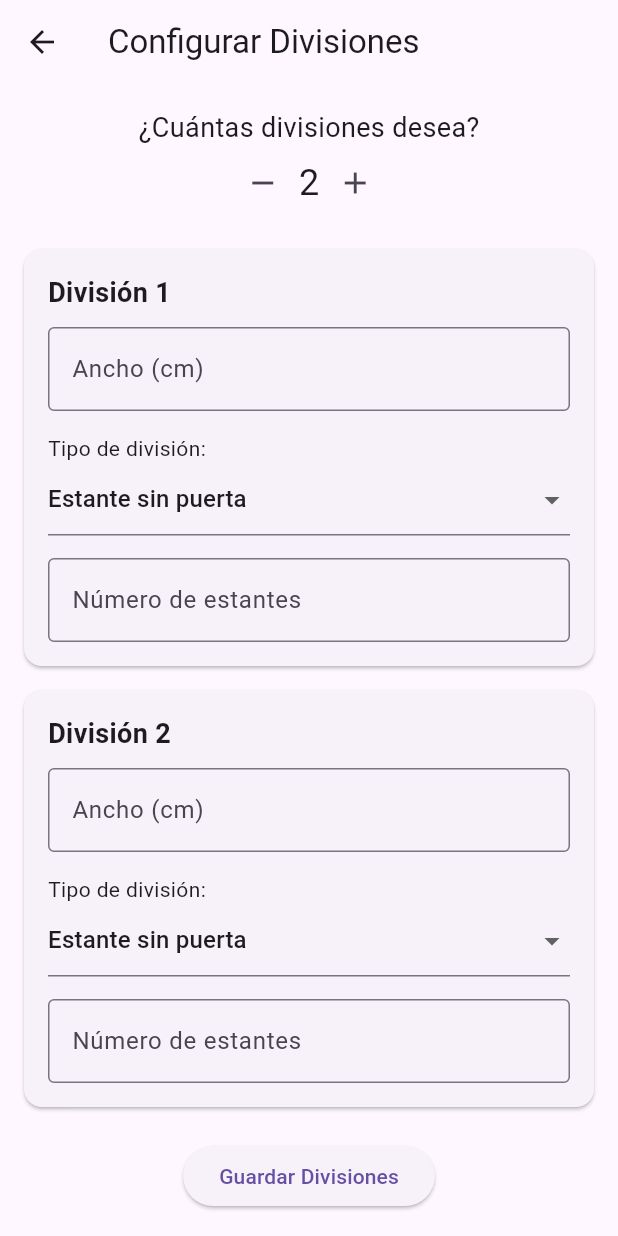
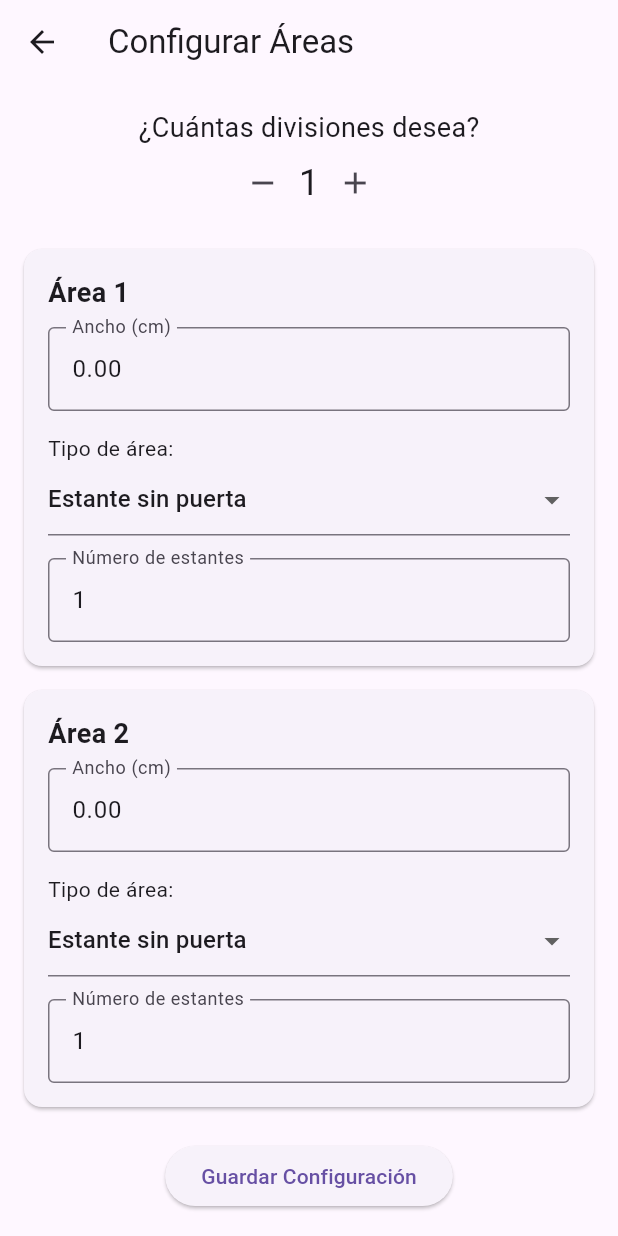
Before and after one commit to franciscoestebanfigueroa/ayn, a Flutter app: the DivisionSetupScreen screen opened directly with empty values, after a tap on the "add" icon, on a phone screen of 412 x 824 dp. Run offline on Flutter 3.47's test engine with Material 3 defaults, Android fonts, the light colour scheme and no system bars.

Commit message:
segundo nivel

```diff
--- a/lib/models/furniture_model.dart
+++ b/lib/models/furniture_model.dart
@@ -9,12 +9,12 @@ class Furniture {
     required this.height,
     required this.depth,
     List<Division> divisions = const [],
-  }) : this.divisions = divisions;
+  }) : divisions = List.from(divisions)..removeWhere((div) => div.width <= 0);
 }
 class Division {
   String name;
   double width;
-  double height; // Ahora será editable independientemente
+  double height;
   double depth;
   int shelves;
   int doors;
@@ -24,11 +24,32 @@ class Division {
   Division({
     required this.name,
     required this.width,
-    required this.height, // Altura configurable
+    required this.height,
     required this.depth,
     this.shelves = 0,
     this.doors = 0,
     this.drawers = 0,
     List<Map<String, dynamic>> drawerSpecs = const [],
   }) : this.drawerSpecs = drawerSpecs;
+
+  @override
+  bool operator ==(Object other) =>
+      identical(this, other) ||
+      other is Division &&
+          runtimeType == other.runtimeType &&
+          width == other.width &&
+          height == other.height &&
+          depth == other.depth &&
+          shelves == other.shelves &&
+          doors == other.doors &&
+          drawers == other.drawers;
+
+  @override
+  int get hashCode =>
+      width.hashCode ^
+      height.hashCode ^
+      depth.hashCode ^
+      shelves.hashCode ^
+      doors.hashCode ^
+      drawers.hashCode;
 }
--- a/lib/screens/calculator_screen.dart
+++ b/lib/screens/calculator_screen.dart
@@ -65,11 +65,12 @@ class CalculatorScreen extends StatelessWidget {
         builder: (context) => DivisionSetupScreen(
           furnitureHeight: furniture.height,
           furnitureDepth: furniture.depth,
+          furnitureWidth: furniture.width,
         ),
       ),
     );
   },
-              child: const Text('Configurar Divisiones'),
+  child: const Text('Configurar Áreas'),
 ),
 
             const Divider(thickness: 2),
--- a/lib/screens/division_setup_screen.dart
+++ b/lib/screens/division_setup_screen.dart
@@ -6,10 +6,12 @@ import '../models/furniture_model.dart';
 class DivisionSetupScreen extends StatefulWidget {
   final double furnitureHeight;
   final double furnitureDepth;
+  final double furnitureWidth;
 
   const DivisionSetupScreen({
     required this.furnitureHeight,
     required this.furnitureDepth,
+    required this.furnitureWidth,
     Key? key,
   }) : super(key: key);
 
@@ -18,13 +20,13 @@ class DivisionSetupScreen extends StatefulWidget {
 }
 
 class _DivisionSetupScreenState extends State<DivisionSetupScreen> {
-  int _divisionCount = 1;
-  final List<Map<String, dynamic>> _divisions = [];
+  int _divisionCount = 0; // 0 significa área única sin divisiones
+  final List<Map<String, dynamic>> _areas = [];
 
   @override
   Widget build(BuildContext context) {
     return Scaffold(
-      appBar: AppBar(title: const Text('Configurar Divisiones')),
+      appBar: AppBar(title: const Text('Configurar Áreas')),
       body: Padding(
         padding: const EdgeInsets.all(16.0),
         child: Column(
@@ -36,11 +38,11 @@ class _DivisionSetupScreenState extends State<DivisionSetupScreen> {
                 IconButton(
                   icon: const Icon(Icons.remove),
                   onPressed: () {
-                    if (_divisionCount > 1) {
+                    if (_divisionCount > 0) {
                       setState(() {
                         _divisionCount--;
-                        if (_divisions.length > _divisionCount) {
-                          _divisions.removeLast();
+                        if (_areas.length > _divisionCount + 1) {
+                          _areas.removeLast();
                         }
                       });
                     }
@@ -50,7 +52,21 @@ class _DivisionSetupScreenState extends State<DivisionSetupScreen> {
                 IconButton(
                   icon: const Icon(Icons.add),
                   onPressed: () {
-                    setState(() => _divisionCount++);
+                    setState(() {
+                      _divisionCount++;
+                      // Asegurar que tenemos suficientes áreas (divisiones + 1)
+                      while (_areas.length < _divisionCount + 1) {
+                        _areas.add({
+                          'width': _divisionCount == 0
+                              ? widget.furnitureWidth
+                              : widget.furnitureWidth / (_divisionCount + 1),
+                          'type': 'estante_sin_puerta',
+                          'drawers': 0,
+                          'shelves': 1,
+                          'drawerSpecs': [],
+                        });
+                      }
+                    });
                   },
                 ),
               ],
@@ -58,24 +74,24 @@ class _DivisionSetupScreenState extends State<DivisionSetupScreen> {
             const SizedBox(height: 20),
             Expanded(
               child: ListView.builder(
-                itemCount: _divisionCount,
+                itemCount: _divisionCount + 1, // Mostrar todas las áreas (divisiones + 1)
                 itemBuilder: (context, index) {
-                  if (index >= _divisions.length) {
-                    _divisions.add({
-                      'width': 0.0,
+                  if (index >= _areas.length) {
+                    _areas.add({
+                      'width': widget.furnitureWidth / (_divisionCount + 1),
                       'type': 'estante_sin_puerta',
                       'drawers': 0,
                       'shelves': 1,
                       'drawerSpecs': [],
                     });
                   }
-                  return _buildDivisionCard(index, _divisions[index]);
+                  return _buildAreaCard(index, _areas[index]);
                 },
               ),
             ),
             ElevatedButton(
-              onPressed: _saveDivisions,
-              child: const Text('Guardar Divisiones'),
+              onPressed: _saveAreas,
+              child: const Text('Guardar Configuración'),
             ),
           ],
         ),
@@ -83,7 +99,7 @@ class _DivisionSetupScreenState extends State<DivisionSetupScreen> {
     );
   }
 
-  Widget _buildDivisionCard(int index, Map<String, dynamic> division) {
+  Widget _buildAreaCard(int index, Map<String, dynamic> area) {
     return Card(
       margin: const EdgeInsets.only(bottom: 16),
       child: Padding(
@@ -91,7 +107,7 @@ class _DivisionSetupScreenState extends State<DivisionSetupScreen> {
         child: Column(
           crossAxisAlignment: CrossAxisAlignment.start,
           children: [
-            Text('División ${index + 1}',
+            Text('Área ${index + 1}',
                 style: const TextStyle(fontWeight: FontWeight.bold, fontSize: 18)),
             const SizedBox(height: 10),
             TextField(
@@ -101,13 +117,14 @@ class _DivisionSetupScreenState extends State<DivisionSetupScreen> {
                 border: OutlineInputBorder(),
               ),
               onChanged: (value) {
-                division['width'] = double.tryParse(value) ?? 0.0;
+                area['width'] = double.tryParse(value) ?? 0.0;
               },
+              controller: TextEditingController(text: area['width'].toStringAsFixed(2)),
             ),
             const SizedBox(height: 15),
-            const Text('Tipo de división:'),
+            const Text('Tipo de área:'),
             DropdownButtonFormField<String>(
-              value: division['type'],
+              value: area['type'],
               items: const [
                 DropdownMenuItem(value: 'estante_sin_puerta', child: Text('Estante sin puerta')),
                 DropdownMenuItem(value: 'estante_con_puerta', child: Text('Estante con puerta')),
@@ -115,12 +132,23 @@ class _DivisionSetupScreenState extends State<DivisionSetupScreen> {
               ],
               onChanged: (value) {
                 setState(() {
-                  division['type'] = value;
+                  area['type'] = value;
+                  // Resetear valores cuando cambia el tipo
+                  if (value == 'cajonera') {
+                    area['shelves'] = 0;
+                    area['doors'] = 0;
+                  } else if (value == 'estante_con_puerta') {
+                    area['drawers'] = 0;
+                    area['doors'] = 1;
+                  } else {
+                    area['drawers'] = 0;
+                    area['doors'] = 0;
+                  }
                 });
               },
             ),
             const SizedBox(height: 15),
-            if (division['type'] == 'estante_sin_puerta' || division['type'] == 'estante_con_puerta')
+            if (area['type'] == 'estante_sin_puerta' || area['type'] == 'estante_con_puerta')
               TextField(
                 keyboardType: TextInputType.number,
                 decoration: const InputDecoration(
@@ -128,10 +156,11 @@ class _DivisionSetupScreenState extends State<DivisionSetupScreen> {
                   border: OutlineInputBorder(),
                 ),
                 onChanged: (value) {
-                  division['shelves'] = int.tryParse(value) ?? 1;
+                  area['shelves'] = int.tryParse(value) ?? 1;
                 },
+                controller: TextEditingController(text: area['shelves'].toString()),
               ),
-            if (division['type'] == 'cajonera')
+            if (area['type'] == 'cajonera')
               Column(
                 children: [
                   const SizedBox(height: 10),
@@ -142,22 +171,30 @@ class _DivisionSetupScreenState extends State<DivisionSetupScreen> {
                       IconButton(
                         icon: const Icon(Icons.remove),
                         onPressed: () {
-                          if (division['drawers'] > 0) {
-                            setState(() => division['drawers']--);
+                          if (area['drawers'] > 0) {
+                            setState(() {
+                              area['drawers']--;
+                              if (area['drawerSpecs'].length > area['drawers']) {
+                                area['drawerSpecs'].removeLast();
+                              }
+                            });
                           }
                         },
                       ),
-                      Text('${division['drawers']}'),
+                      Text('${area['drawers']}'),
                       IconButton(
                         icon: const Icon(Icons.add),
                         onPressed: () {
-                          setState(() => division['drawers']++);
+                          setState(() => area['drawers']++);
                         },
                       ),
                     ],
                   ),
-                  if (division['drawers'] > 0)
-                    ...List.generate(division['drawers'], (drawerIndex) {
+                  if (area['drawers'] > 0)
+                    ...List.generate(area['drawers'], (drawerIndex) {
+                      if (drawerIndex >= area['drawerSpecs'].length) {
+                        area['drawerSpecs'].add({'height': 20.0});
+                      }
                       return Padding(
                         padding: const EdgeInsets.only(top: 8.0),
                         child: TextField(
@@ -167,12 +204,10 @@ class _DivisionSetupScreenState extends State<DivisionSetupScreen> {
                             border: const OutlineInputBorder(),
                           ),
                           onChanged: (value) {
-                            if (drawerIndex >= division['drawerSpecs'].length) {
-                              division['drawerSpecs'].add({'height': double.tryParse(value) ?? 20.0});
-                            } else {
-                              division['drawerSpecs'][drawerIndex]['height'] = double.tryParse(value) ?? 20.0;
-                            }
+                            area['drawerSpecs'][drawerIndex]['height'] = double.tryParse(value) ?? 20.0;
                           },
+                          controller: TextEditingController(
+                            text: area['drawerSpecs'][drawerIndex]['height'].toStringAsFixed(2)),
                         ),
                       );
                     }),
@@ -184,29 +219,41 @@ class _DivisionSetupScreenState extends State<DivisionSetupScreen> {
     );
   }
 
-  void _saveDivisions() {
+  void _saveAreas() {
     final provider = Provider.of<FurnitureProvider>(context, listen: false);
 
     // Validar anchos
-    for (var division in _divisions) {
-      if (division['width'] <= 0) {
+    double totalWidth = 0;
+    for (var area in _areas) {
+      if (area['width'] <= 0) {
         ScaffoldMessenger.of(context).showSnackBar(
-          const SnackBar(content: Text('Ingrese un ancho válido para todas las divisiones')),
+          const SnackBar(content: Text('Ingrese un ancho válido para todas las áreas')),
         );
         return;
       }
+      totalWidth += area['width'];
     }
 
-    final divisions = _divisions.map((div) {
+    // Verificar que la suma de anchos coincida con el ancho del mueble
+    if ((totalWidth - widget.furnitureWidth).abs() > 0.1) {
+      ScaffoldMessenger.of(context).showSnackBar(
+        SnackBar(content: Text('La suma de anchos (${totalWidth.toStringAsFixed(2)} cm) no coincide con el ancho del mueble (${widget.furnitureWidth} cm)')),
+      );
+      return;
+    }
+
+    final divisions = _areas.map((area) {
       return Division(
-        name: 'División',
-        width: div['width'],
+        name: 'Área',
+        width: area['width'],
         height: widget.furnitureHeight,
         depth: widget.furnitureDepth,
-        shelves: div['type'].contains('estante') ? (div['shelves'] ?? 1) : 0,
-        doors: div['type'] == 'estante_con_puerta' ? 1 : 0,
-        drawers: div['type'] == 'cajonera' ? (div['drawers'] ?? 0) : 0,
-        drawerSpecs: div['type'] == 'cajonera' ? (div['drawerSpecs'] ?? []) : [],
+        shelves: area['type'].contains('estante') ? (area['shelves'] ?? 1) : 0,
+        doors: area['type'] == 'estante_con_puerta' ? 1 : 0,
+        drawers: area['type'] == 'cajonera' ? (area['drawers'] ?? 0) : 0,
+        drawerSpecs: area['type'] == 'cajonera'
+            ? List<Map<String, dynamic>>.from(area['drawerSpecs'] ?? [])
+            : [],
       );
     }).toList();
 
```
Also changed, not shown: lib/providers/furniture_provider.dart (+27 -19 lines). Lines whose indentation alone changed are shown as unchanged.
